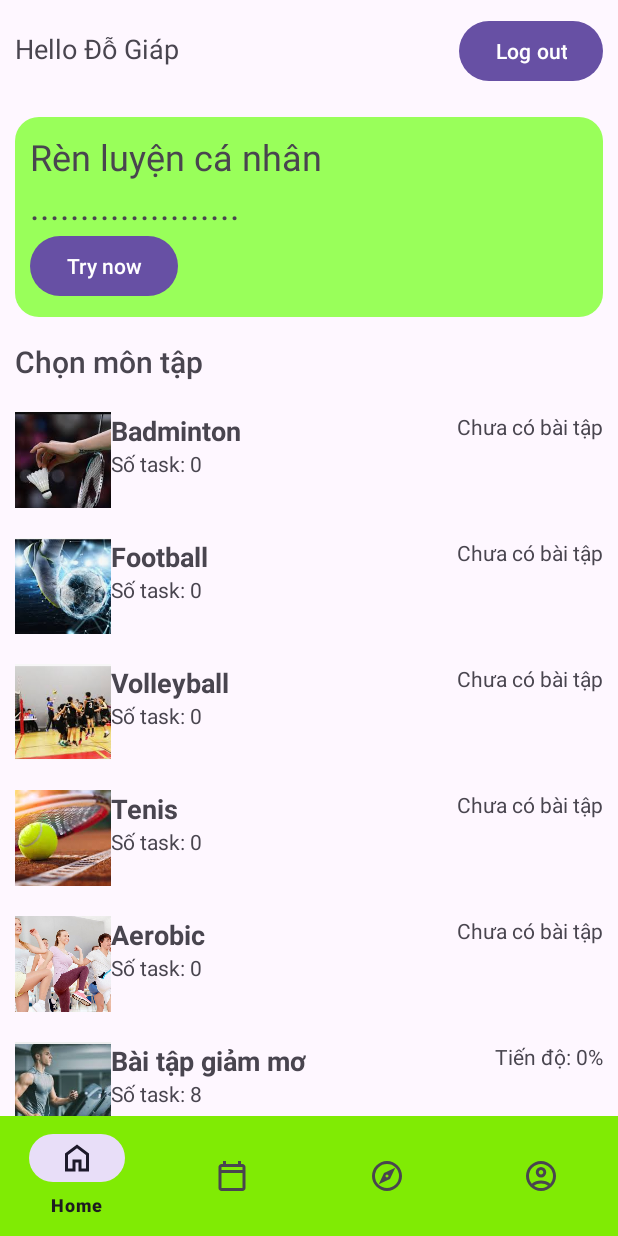
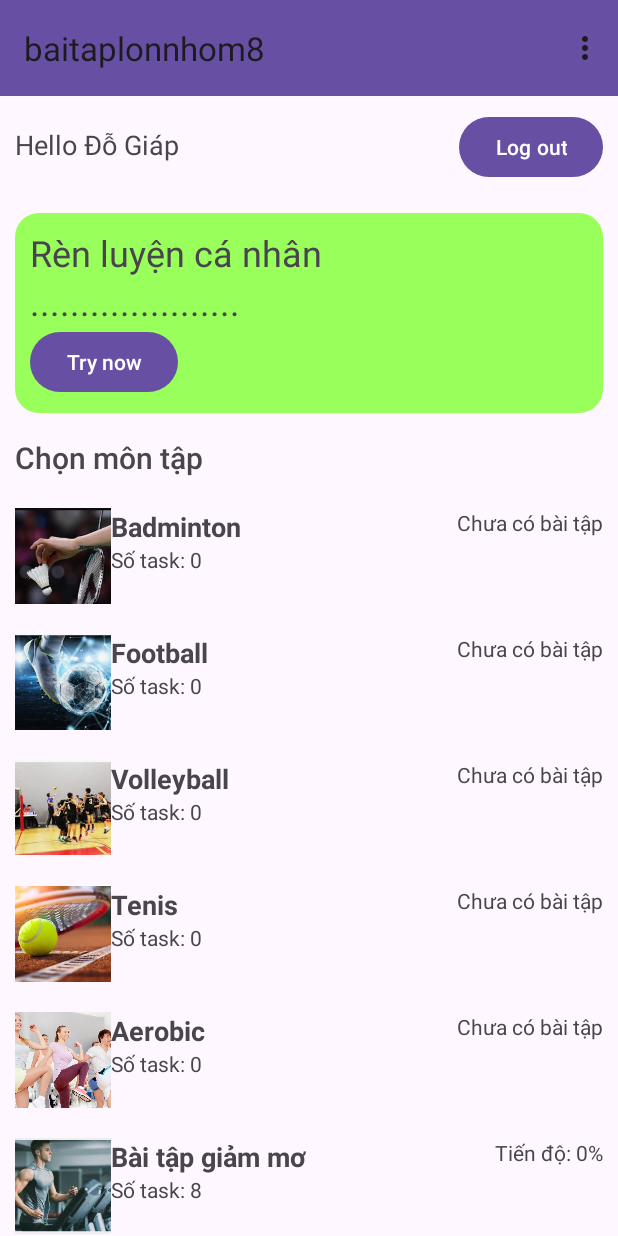
Before and after one commit to DG1923/btl_didongnhom8, an Android app: the MainActivity screen opened directly, with no data from a screen before it, on a phone screen of 412 x 824 dp. Run offline under Robolectric (Android 15) with nearby library versions, the light colour scheme and no system bars.

Commit message:
update menu context

```diff
--- a/app/src/main/AndroidManifest.xml
+++ b/app/src/main/AndroidManifest.xml
@@ -28,6 +28,9 @@
             android:name=".MainActivity"
             android:exported="false" />
         <activity
+            android:name=".ReportActivity"
+            android:exported="false" />
+        <activity
             android:name=".DuongMain"
             android:exported="false" />
         <activity
--- a/app/src/main/java/com/example/baitaplonnhom8/MainActivity.java
+++ b/app/src/main/java/com/example/baitaplonnhom8/MainActivity.java
@@ -4,11 +4,16 @@ import android.content.Intent;
 import android.database.Cursor;
 import android.database.sqlite.SQLiteDatabase;
 import android.os.Bundle;
+import android.view.Menu;
+import android.view.MenuInflater;
+import android.view.MenuItem;
 import android.view.View;
 import android.widget.Button;
 
 import androidx.activity.EdgeToEdge;
+import androidx.annotation.NonNull;
 import androidx.appcompat.app.AppCompatActivity;
+import androidx.appcompat.widget.Toolbar;
 import androidx.core.graphics.Insets;
 import androidx.core.view.ViewCompat;
 import androidx.core.view.WindowInsetsCompat;
@@ -29,6 +34,8 @@ public class MainActivity extends AppCompatActivity {
         super.onCreate(savedInstanceState);
         EdgeToEdge.enable(this);
         setContentView(R.layout.activity_main);
+        Toolbar toolbar = findViewById(R.id.toolbar);
+        setSupportActionBar(toolbar);
         ViewCompat.setOnApplyWindowInsetsListener(findViewById(R.id.main), (v, insets) -> {
             Insets systemBars = insets.getInsets(WindowInsetsCompat.Type.systemBars());
             v.setPadding(systemBars.left, systemBars.top, systemBars.right, systemBars.bottom);
@@ -55,6 +62,26 @@ public class MainActivity extends AppCompatActivity {
         recyclerView.setAdapter(subjectAdapter);
     }
 
+    @Override
+    public boolean onCreateOptionsMenu(Menu menu) {
+        MenuInflater inflater = getMenuInflater();
+        inflater.inflate(R.menu.menu, menu);
+        return true;
+    }
+
+    @Override
+    public boolean onOptionsItemSelected(@NonNull MenuItem item) {
+        if(item.getItemId()==R.id.report){
+            Intent intent = new Intent(this, ReportActivity.class);
+            startActivity(intent);
+        }
+        if(item.getItemId()==R.id.profile){
+            Intent intent = new Intent(this, ProfileActivity.class);
+            startActivity(intent);
+        }
+        return super.onOptionsItemSelected(item);
+    }
+
     private void getWidget() {
         btn_luyentapcanhan = findViewById(R.id.btn_trynow);
         recyclerView = findViewById(R.id.listview);
--- a/app/src/main/res/layout/activity_main.xml
+++ b/app/src/main/res/layout/activity_main.xml
@@ -7,13 +7,23 @@
     android:layout_height="match_parent"
     tools:context=".MainActivity">
 
+    <androidx.appcompat.widget.Toolbar
+        android:id="@+id/toolbar"
+        android:layout_width="match_parent"
+        android:layout_height="?attr/actionBarSize"
+        android:background="?attr/colorPrimary"
+        android:theme="?attr/actionBarTheme"
+        app:layout_constraintTop_toTopOf="parent"
+        app:layout_constraintStart_toStartOf="parent"
+        app:layout_constraintEnd_toEndOf="parent" />
+
     <!-- Header Layout -->
     <LinearLayout
         android:id="@+id/headerLayout"
         android:layout_width="0dp"
         android:layout_height="wrap_content"
         android:orientation="horizontal"
-        app:layout_constraintTop_toTopOf="parent"
+        app:layout_constraintTop_toBottomOf="@id/toolbar"
         app:layout_constraintStart_toStartOf="parent"
         app:layout_constraintEnd_toEndOf="parent"
         android:padding="10dp">
@@ -88,35 +98,15 @@
     </LinearLayout>
 
     <!-- RecyclerView -->
-
-    <!-- Bottom Navigation Layout -->
     <androidx.recyclerview.widget.RecyclerView
         android:id="@+id/listview"
         android:layout_width="0dp"
         android:layout_height="0dp"
-        app:layout_constraintBottom_toTopOf="@id/layoutNav"
         app:layout_constraintEnd_toEndOf="parent"
         app:layout_constraintHorizontal_bias="0.0"
         app:layout_constraintStart_toStartOf="parent"
         app:layout_constraintTop_toBottomOf="@id/contentLayout"
+        app:layout_constraintBottom_toBottomOf="parent"
         app:layout_constraintVertical_bias="0.0" />
 
-    <androidx.constraintlayout.widget.ConstraintLayout
-        android:id="@+id/layoutNav"
-        android:layout_width="match_parent"
-        android:layout_height="wrap_content"
-        app:layout_constraintBottom_toBottomOf="parent">
-
-        <com.google.android.material.bottomnavigation.BottomNavigationView
-            android:id="@+id/bottom_navigation"
-            android:layout_width="0dp"
-            android:layout_height="wrap_content"
-            android:background="#80EB04"
-            app:layout_constraintBottom_toBottomOf="parent"
-            app:layout_constraintStart_toStartOf="parent"
-            app:layout_constraintEnd_toEndOf="parent"
-            android:layout_alignParentBottom="true"
-            app:menu="@menu/button_menu_bar" />
-    </androidx.constraintlayout.widget.ConstraintLayout>
-
 </androidx.constraintlayout.widget.ConstraintLayout>
--- /dev/null
+++ b/app/src/main/res/menu/menu.xml
@@ -0,0 +1,17 @@
+<?xml version="1.0" encoding="utf-8"?>
+<menu xmlns:android="http://schemas.android.com/apk/res/android">
+    <item
+        android:id="@+id/home"
+        android:enabled="true"
+        android:title="Home"/>
+
+    <item
+        android:id="@+id/report"
+        android:enabled="true"
+        android:title="Report"/>
+
+    <item
+        android:id="@+id/profile"
+        android:enabled="true"
+        android:title="Profile"/>
+</menu>
```
Also changed, not shown: app/src/main/java/com/example/baitaplonnhom8/BaiTap.java (+12 -2 lines), app/src/main/java/com/example/baitaplonnhom8/ProfileActivity.java (added, +52 -0 lines), app/src/main/java/com/example/baitaplonnhom8/ReportActivity.java (+29 -0 lines), app/src/main/res/layout/activity_profile.xml (added, +144 -0 lines), app/src/main/res/layout/activity_report.xml (+8 -2 lines).
